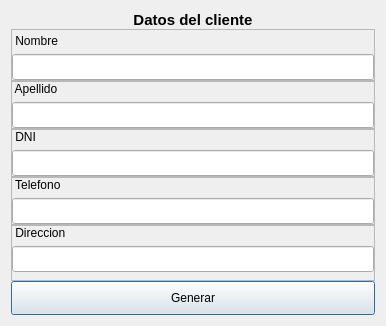
Qt form uis/interfazPedirDatosCliente.ui (schulz-franco/gestor_de_ventas) before a commit.
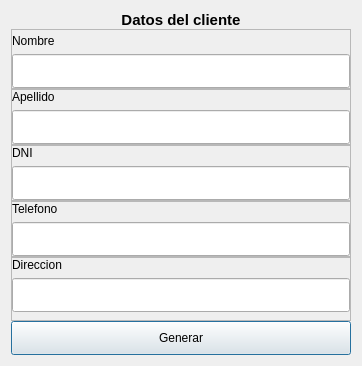
The same form after that commit.

Commit message: resources_rc e iconos, interfaz gestor

```diff
--- a/uis/interfazPedirDatosCliente.ui
+++ b/uis/interfazPedirDatosCliente.ui
@@ -6,8 +6,8 @@
    <rect>
     <x>0</x>
     <y>0</y>
-    <width>386</width>
-    <height>322</height>
+    <width>362</width>
+    <height>362</height>
    </rect>
   </property>
   <property name="windowTitle">
@@ -62,7 +62,7 @@
          </font>
         </property>
         <property name="text">
-         <string> Nombre</string>
+         <string>Nombre</string>
         </property>
        </widget>
       </item>
@@ -71,7 +71,13 @@
         <property name="minimumSize">
          <size>
           <width>0</width>
-          <height>26</height>
+          <height>34</height>
+         </size>
+        </property>
+        <property name="maximumSize">
+         <size>
+          <width>16777215</width>
+          <height>34</height>
          </size>
         </property>
        </widget>
@@ -114,7 +120,7 @@
          </font>
         </property>
         <property name="text">
-         <string> Apellido</string>
+         <string>Apellido</string>
         </property>
        </widget>
       </item>
@@ -123,7 +129,13 @@
         <property name="minimumSize">
          <size>
           <width>0</width>
-          <height>26</height>
+          <height>34</height>
+         </size>
+        </property>
+        <property name="maximumSize">
+         <size>
+          <width>16777215</width>
+          <height>34</height>
          </size>
         </property>
        </widget>
@@ -166,7 +178,7 @@
          </font>
         </property>
         <property name="text">
-         <string> DNI</string>
+         <string>DNI</string>
         </property>
        </widget>
       </item>
@@ -175,7 +187,13 @@
         <property name="minimumSize">
          <size>
           <width>0</width>
-          <height>26</height>
+          <height>34</height>
+         </size>
+        </property>
+        <property name="maximumSize">
+         <size>
+          <width>16777215</width>
+          <height>34</height>
          </size>
         </property>
        </widget>
@@ -218,7 +236,7 @@
          </font>
         </property>
         <property name="text">
-         <string> Telefono</string>
+         <string>Telefono</string>
         </property>
        </widget>
       </item>
@@ -227,7 +245,13 @@
         <property name="minimumSize">
          <size>
           <width>0</width>
-          <height>26</height>
+          <height>34</height>
+         </size>
+        </property>
+        <property name="maximumSize">
+         <size>
+          <width>16777215</width>
+          <height>34</height>
          </size>
         </property>
        </widget>
@@ -270,7 +294,7 @@
          </font>
         </property>
         <property name="text">
-         <string> Direccion</string>
+         <string>Direccion</string>
         </property>
        </widget>
       </item>
@@ -279,7 +303,13 @@
         <property name="minimumSize">
          <size>
           <width>0</width>
-          <height>26</height>
+          <height>34</height>
+         </size>
+        </property>
+        <property name="maximumSize">
+         <size>
+          <width>16777215</width>
+          <height>34</height>
          </size>
         </property>
        </widget>
```
The commit also changes 34 other files.
